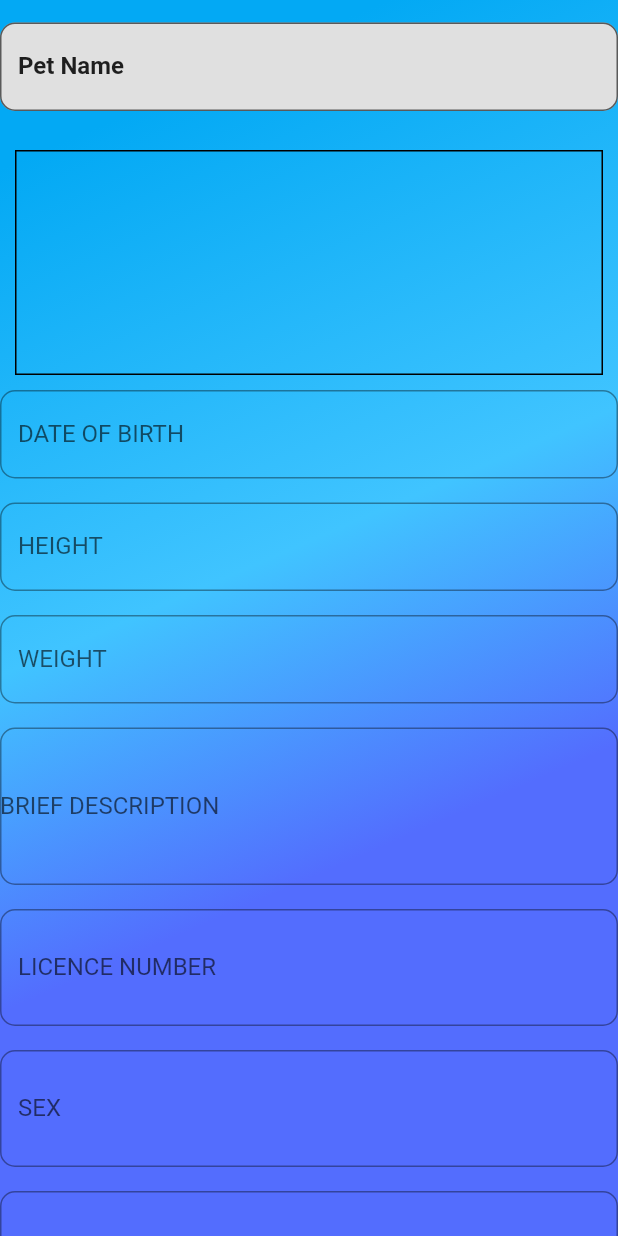
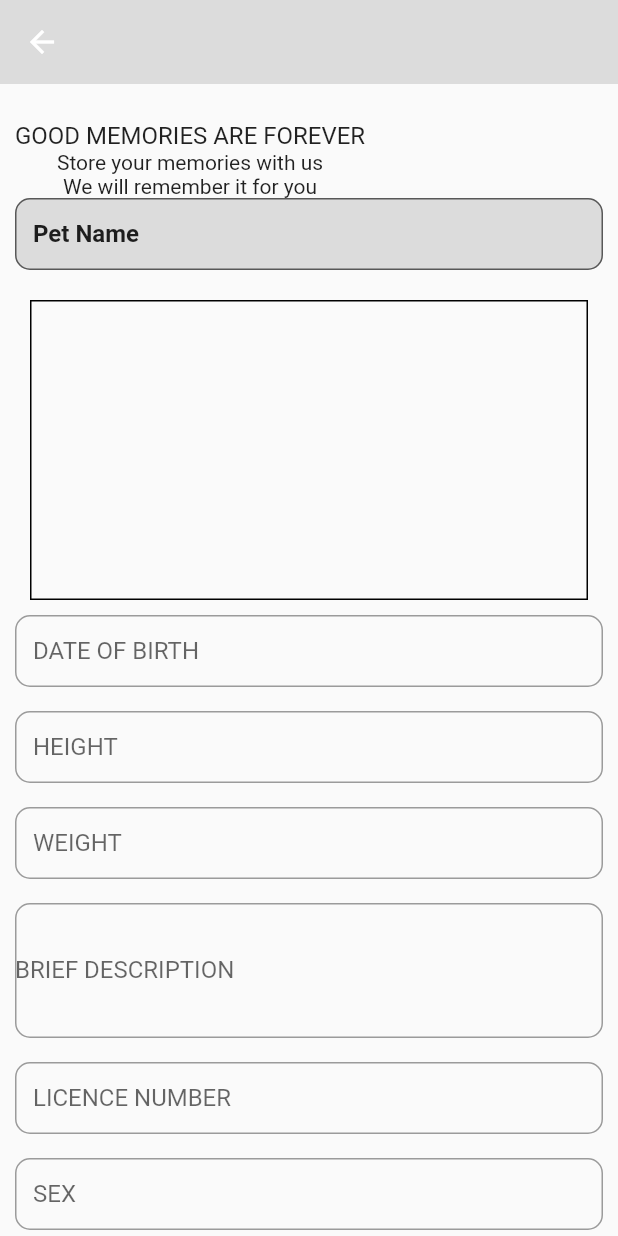
Before and after one commit to ENCRYPTIN/my_cube_app, a Flutter app: the PetsAdd screen opened directly, on a phone screen of 412 x 824 dp. Run offline on Flutter 3.47's test engine with Material 2 defaults, Android fonts, the phone set to English and light mode, and no system bars; our stand-ins replace cloud_firestore, country_picker, firebase_auth, firebase_core, firebase_messaging, firebase_storage and 5 more; accounts and stored records are empty.

Commit message:
added features

```diff
--- a/lib/home/petsadd.dart
+++ b/lib/home/petsadd.dart
@@ -41,28 +41,46 @@ class _PetsAddState extends State<PetsAdd> {
   Widget build(BuildContext context) {
     var firestorehelper=FirestoreHelper();
     return Scaffold(
+      appBar: AppBar(
+
+        backgroundColor: Colors.black12,
+        elevation: 0.0,
+
+      ),
       body: SafeArea(
-
         child: SingleChildScrollView(
           child: Container(
             decoration: BoxDecoration(
-              gradient: LinearGradient(colors: [Colors.lightBlue,Colors.lightBlueAccent,Colors.indigoAccent],
-                  begin: Alignment.topLeft,end: Alignment.bottomRight,stops: [0.1, 0.4, 0.6,]
-              ),
             ),
-            margin: EdgeInsets.all(0),
+            margin: EdgeInsets.all(10),
             child: Column(
               crossAxisAlignment: CrossAxisAlignment.start,
               children: [
-                SizedBox(height: 15),
+                SizedBox(height: 15,),
+                Container(
+                  transformAlignment: Alignment.center,
+                  padding: EdgeInsets.symmetric(),
+                  child: Column(
+                  mainAxisAlignment: MainAxisAlignment.center,
+                  children: [
+                    Text('GOOD MEMORIES ARE FOREVER',
+                      style: TextStyle(
+                        fontSize: 16
+                      ),),
+                    Text('Store your memories with us'),
+                    Text('We will remember it for you'),
+                  ],
+                ),),
 
                 TextFormField(
+                  style: TextStyle(fontSize: 16.0, height: 0.1),
                   controller: _petsnameController,
                   decoration: InputDecoration(
-                      fillColor:Colors.grey[300],
+                      fillColor:Colors.black12,
                       filled: true,
                       border: OutlineInputBorder(
                         borderRadius: BorderRadius.circular(10),
+                        gapPadding: 6.0,
                       ),
                       labelText: "Pet Name",
                       hintText: 'Enter your name',
@@ -73,9 +91,9 @@ class _PetsAddState extends State<PetsAdd> {
                   ),
                 ),
 
-                SizedBox(height: 16),
+                SizedBox(height: 10),
                 Container(
-                  height: 150,
+                  height: 200,
                   margin: EdgeInsets.all(10),
                   decoration: BoxDecoration(
                     border: Border.all(
@@ -87,7 +105,9 @@ class _PetsAddState extends State<PetsAdd> {
 
                 TextFormField(
                   controller: _DOBController,
+                  style: TextStyle(fontSize: 16.0, height: 0.1),
                   decoration: InputDecoration(
+                    fillColor:Colors.grey[300],
                     border: OutlineInputBorder(
                       borderRadius: BorderRadius.circular(10),
                     ),
@@ -99,6 +119,7 @@ class _PetsAddState extends State<PetsAdd> {
                 SizedBox(height: 16),
 
                 TextFormField(
+                  style: TextStyle(fontSize: 16.0, height: 0.1),
                   controller: _HeightController,
                   decoration: InputDecoration(
                     border: OutlineInputBorder(
@@ -112,6 +133,7 @@ class _PetsAddState extends State<PetsAdd> {
                 SizedBox(height: 16),
 
                 TextFormField(
+                  style: TextStyle(fontSize: 16.0, height: 0.1),
                   controller: _WeightController,
                   decoration: InputDecoration(
                     border: OutlineInputBorder(
@@ -125,6 +147,11 @@ class _PetsAddState extends State<PetsAdd> {
                 SizedBox(height: 16),
 
                 TextFormField(
+                  textAlign: TextAlign.left,
+                  style: TextStyle(
+                      fontSize: 16.0,
+                      height: 1.0,
+                  ),
                   controller: _DescriptionController,
                   maxLines: 5,
                   decoration: InputDecoration(
@@ -140,8 +167,9 @@ class _PetsAddState extends State<PetsAdd> {
                 SizedBox(height: 16),
 
                 TextFormField(
+                  style: TextStyle(fontSize: 16.0, height: 0.1),
                   controller: _LicencenumberController,
-                  maxLines: 2,
+                  maxLines: 1,
                   decoration: InputDecoration(
                     border: OutlineInputBorder(
                       borderRadius: BorderRadius.circular(10),
@@ -154,8 +182,9 @@ class _PetsAddState extends State<PetsAdd> {
                 SizedBox(height: 16),
 
                 TextFormField(
+                  style: TextStyle(fontSize: 16.0, height: 0.1),
                   controller: _SexController,
-                  maxLines: 2,
+                  maxLines: 1,
                   decoration: InputDecoration(
                     border: OutlineInputBorder(
                       borderRadius: BorderRadius.circular(10),
@@ -168,8 +197,9 @@ class _PetsAddState extends State<PetsAdd> {
                 SizedBox(height: 16),
 
                 TextFormField(
+                  style: TextStyle(fontSize: 16.0, height: 0.1),
                   controller: _MedicalController,
-                  maxLines: 5,
+                  maxLines: 1,
                   decoration: InputDecoration(
                     border: OutlineInputBorder(
                       borderRadius: BorderRadius.circular(10),
```
